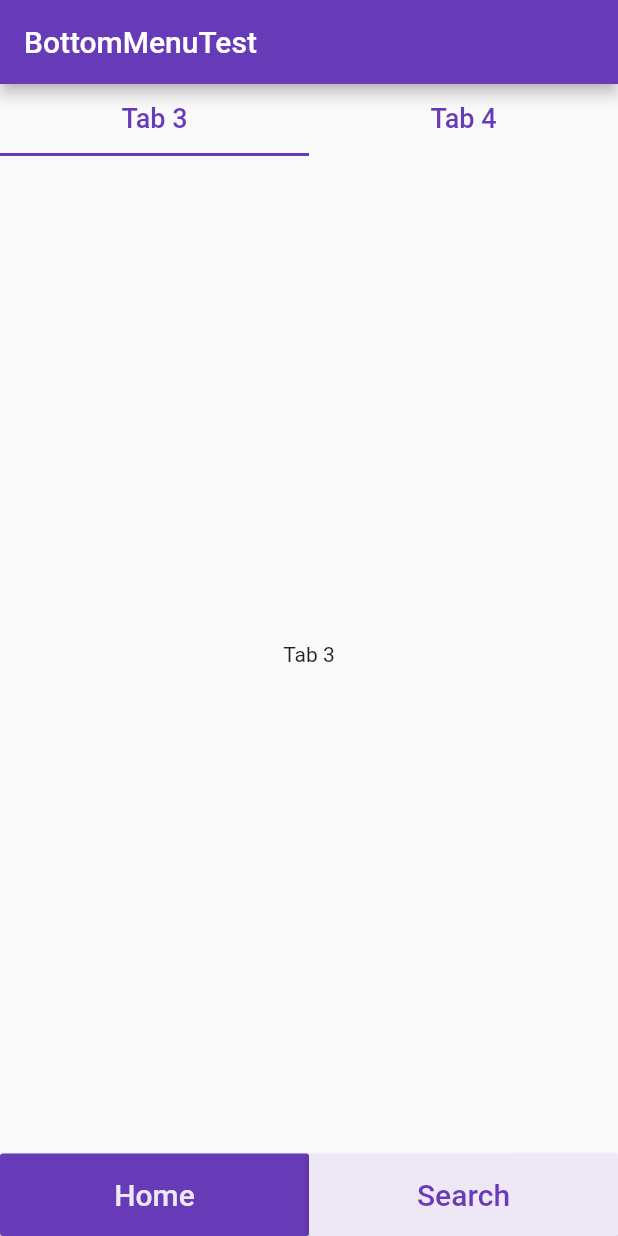
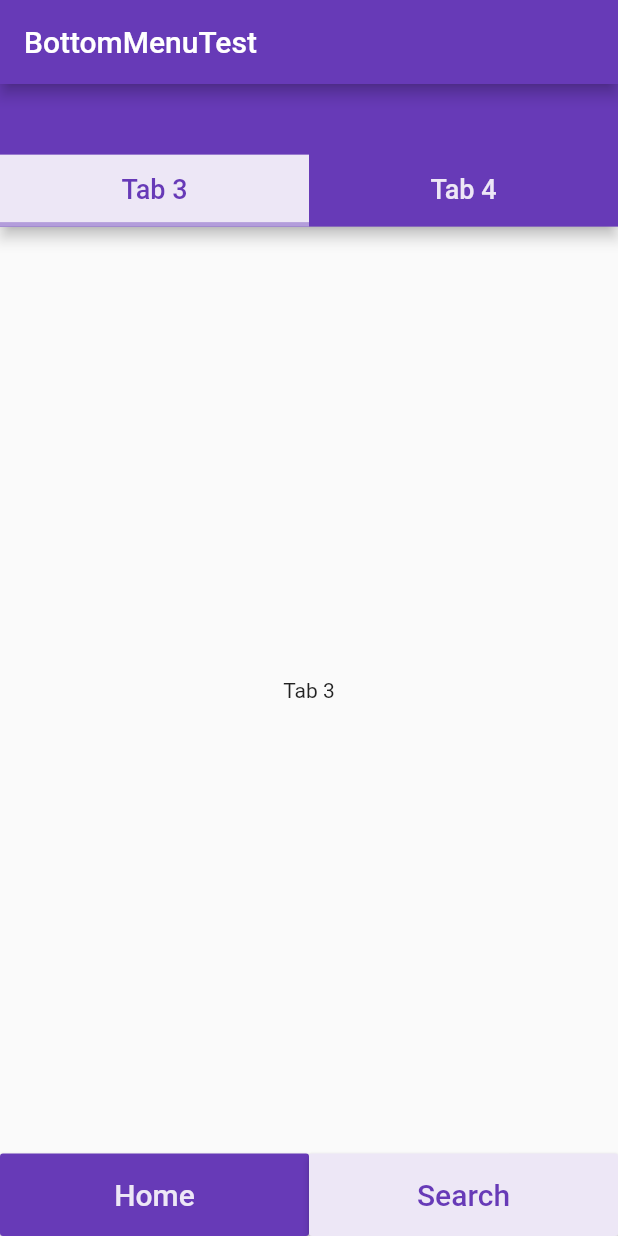
Before and after one commit to AlissonBreno/flutter_studies, a Flutter app: the screen it shows after launch, after a tap on "Search", on a phone screen of 412 x 824 dp. Run offline on Flutter 3.47's test engine with Material 2 defaults, Android fonts, the phone set to English and light mode, and no system bars; our stand-ins replace flutter_svg.

Commit message:
styling Appbar

```diff
--- a/bottom_appbar/lib/home_page.dart
+++ b/bottom_appbar/lib/home_page.dart
@@ -5,6 +5,7 @@ import 'package:flutter/material.dart';
 class HomePage extends StatefulWidget {
   @override
   _HomePageState createState() => _HomePageState();
+
 }
 
 class _HomePageState extends State<HomePage>
@@ -27,15 +28,24 @@ class _HomePageState extends State<HomePage>
   @override
   Widget build(BuildContext context) {
     return Scaffold(
-      appBar: TabBar(
+      appBar: AppBar(
+        toolbarHeight: MediaQuery.of(context).size.height / 17.5,
+        bottom: TabBar(
           controller: _tabController,
+          labelColor: Colors.deepPurple,
+          unselectedLabelColor: Colors.deepPurple[50],
+          indicator: BoxDecoration(
+            color: Colors.deepPurple[50],
+            border: Border(
+              bottom: BorderSide(color: Colors.deepPurple[200], width: 3.0,),
+            ),
+          ),
           tabs: <Widget>[
             Tab(
               child: Container(
                 child: Text(
                   'Tab 1',
                   style: TextStyle(
-                  color: Colors.deepPurple,
                     fontSize: 18.0,
                   ),
                 ),
@@ -46,13 +56,13 @@ class _HomePageState extends State<HomePage>
                 child: Text(
                   'Tab 2',
                   style: TextStyle(
-                  color: Colors.deepPurple,
                     fontSize: 18.0,
                   ),
                 ),
               ),
             ),
           ],
+        ),
       ),
       body: TabBarView(
         controller: _tabController,
--- a/bottom_appbar/lib/menu_page.dart
+++ b/bottom_appbar/lib/menu_page.dart
@@ -30,8 +30,8 @@ class _MenuBottomBarState extends State<MenuBottomBar> {
         child: Row(
           children: <Widget>[
             MaterialButton(
-              height: MediaQuery.of(context).size.height / 15,
-              minWidth: MediaQuery.of(context).size.width / 2,
+              height: MediaQuery.of(context).size.height / 15.0,
+              minWidth: MediaQuery.of(context).size.width / 2.0,
               color: !_isActive ? Colors.deepPurple[50] : Colors.deepPurple,
               child: Text(
                 'Home',
@@ -48,8 +48,8 @@ class _MenuBottomBarState extends State<MenuBottomBar> {
               },
             ),
             MaterialButton(
-              height: MediaQuery.of(context).size.height / 15,
-              minWidth: MediaQuery.of(context).size.width / 2,
+              height: MediaQuery.of(context).size.height / 15.0,
+              minWidth: MediaQuery.of(context).size.width / 2.0,
               color: _isActive ? Colors.deepPurple[50] : Colors.deepPurple,
               child: Text(
                 'Search',
--- a/bottom_appbar/lib/search_page.dart
+++ b/bottom_appbar/lib/search_page.dart
@@ -27,15 +27,24 @@ class _SearchPageState extends State<SearchPage>
   @override
   Widget build(BuildContext context) {
     return Scaffold(
-      appBar: TabBar(
+      appBar: AppBar(
+        toolbarHeight: MediaQuery.of(context).size.height / 17.5,
+        bottom: TabBar(
           controller: _tabController,
+          labelColor: Colors.deepPurple,
+          unselectedLabelColor: Colors.deepPurple[50],
+          indicator: BoxDecoration(
+            color: Colors.deepPurple[50],
+            border: Border(
+              bottom: BorderSide(color: Colors.deepPurple[200], width: 3.0,),
+            ),
+          ),
           tabs: <Widget>[
             Tab(
               child: Container(
                 child: Text(
                   'Tab 3',
                   style: TextStyle(
-                  color: Colors.deepPurple,
                     fontSize: 18.0,
                   ),
                 ),
@@ -46,13 +55,13 @@ class _SearchPageState extends State<SearchPage>
                 child: Text(
                   'Tab 4',
                   style: TextStyle(
-                  color: Colors.deepPurple,
                     fontSize: 18.0,
                   ),
                 ),
               ),
             ),
           ],
+        ),
       ),
       body: TabBarView(
         controller: _tabController,
```
Lines whose indentation alone changed are shown as unchanged.
